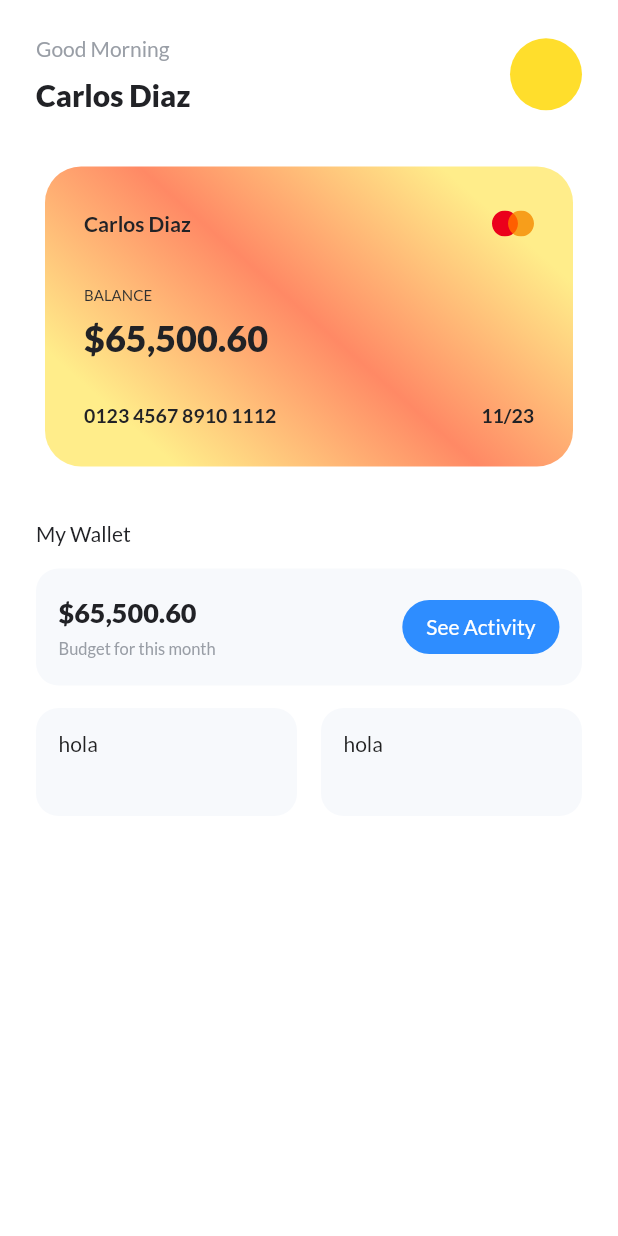
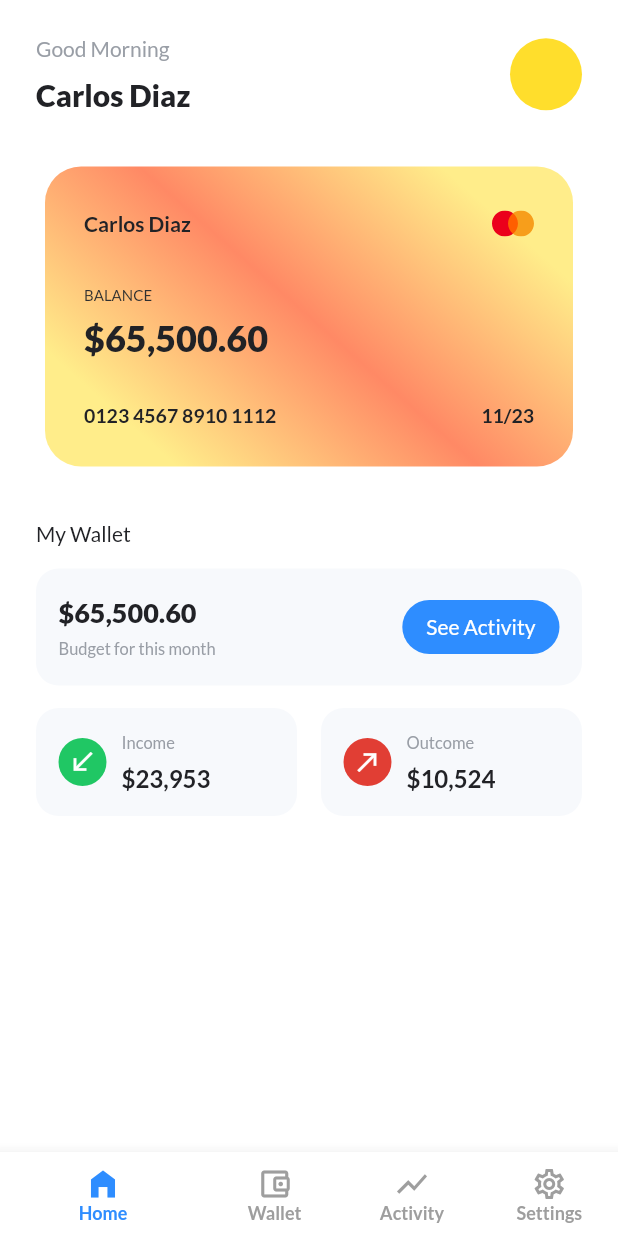
Before and after one commit to CarlosDiaz12/expenses-ui-challenge, a Flutter app: the screen it shows after launch, on a phone screen of 412 x 824 dp. Run offline on Flutter 3.47's test engine with Material 2 defaults, Android fonts, the phone set to English and light mode, and no system bars; our stand-ins replace flutter_svg, google_fonts.

Commit message:
💄 bottom navigation bar added, transaction types section done

```diff
--- a/lib/constants/app_constants.dart
+++ b/lib/constants/app_constants.dart
@@ -10,4 +10,10 @@ class AppConstants {
   static const titleTextColor = Color(0xFF212226);
   static const subtitleTextColor = Color(0xFF999EA6);
   static const yellowColor = Color(0xFFFFDE2C);
+  static const itemTextStyle = TextStyle(fontWeight: FontWeight.w600);
+  static const primaryTextStyle = TextStyle(
+    color: AppConstants.titleTextColor,
+    fontSize: 14,
+    fontWeight: FontWeight.w500,
+  );
 }
--- a/lib/pages/home_page.dart
+++ b/lib/pages/home_page.dart
@@ -1,8 +1,12 @@
 import 'package:expenses_ui_challenge/constants/app_constants.dart';
+import 'package:expenses_ui_challenge/widgets/bottom_navigation.dart';
 import 'package:expenses_ui_challenge/widgets/card_widget.dart';
 import 'package:expenses_ui_challenge/widgets/custom_box.dart';
 import 'package:expenses_ui_challenge/widgets/header.dart';
+import 'package:expenses_ui_challenge/widgets/muted_text.dart';
+import 'package:expenses_ui_challenge/widgets/transaction_type_box.dart';
 import 'package:flutter/material.dart';
+import 'dart:math' as math;
 
 class HomePage extends StatelessWidget {
   const HomePage({Key? key}) : super(key: key);
@@ -29,11 +33,7 @@ class HomePage extends StatelessWidget {
                   children: [
                     Text(
                       'My Wallet',
-                      style: TextStyle(
-                        color: AppConstants.titleTextColor,
-                        fontSize: 14,
-                        fontWeight: FontWeight.w500,
-                      ),
+                      style: AppConstants.primaryTextStyle,
                     ),
                     SizedBox(height: 15),
                     CustomBox(
@@ -52,14 +52,7 @@ class HomePage extends StatelessWidget {
                                 ),
                               ),
                               SizedBox(height: 6),
-                              Text(
-                                'Budget for this month',
-                                style: TextStyle(
-                                  color: AppConstants.subtitleTextColor,
-                                  fontSize: 11,
-                                  fontWeight: FontWeight.w500,
-                                ),
-                              ),
+                              MutedText(label: 'Budget for this month'),
                             ],
                           ),
                           ElevatedButton(
@@ -80,14 +73,20 @@ class HomePage extends StatelessWidget {
                     Row(
                       children: [
                         Flexible(
-                          child: CustomBox(
-                            child: Text('hola'),
+                          child: TransactionTypeBox(
+                            icon: Icons.south_west,
+                            title: 'Income',
+                            description: '\$23,953',
+                            circleColor: AppConstants.greenColor,
                           ),
                         ),
                         SizedBox(width: 16),
                         Flexible(
-                          child: CustomBox(
-                            child: Text('hola'),
+                          child: TransactionTypeBox(
+                            icon: Icons.north_east,
+                            title: 'Outcome',
+                            description: '\$10,524',
+                            circleColor: AppConstants.redColor,
                           ),
                         ),
                       ],
@@ -99,6 +98,7 @@ class HomePage extends StatelessWidget {
           ),
         ),
       ),
+      bottomNavigationBar: BottomNavigation(),
     );
   }
 }
--- /dev/null
+++ b/lib/pages/wallet_overview.dart
@@ -0,0 +1,10 @@
+import 'package:flutter/material.dart';
+
+class WalletOverview extends StatelessWidget {
+  const WalletOverview({Key? key}) : super(key: key);
+
+  @override
+  Widget build(BuildContext context) {
+    return Container();
+  }
+}
--- /dev/null
+++ b/lib/widgets/bottom_navigation.dart
@@ -0,0 +1,37 @@
+import 'package:expenses_ui_challenge/constants/app_constants.dart';
+import 'package:flutter/material.dart';
+
+class BottomNavigation extends StatelessWidget {
+  const BottomNavigation({Key? key}) : super(key: key);
+
+  @override
+  Widget build(BuildContext context) {
+    return BottomNavigationBar(
+      items: [
+        BottomNavigationBarItem(
+          icon: Icon(Icons.home_filled),
+          label: 'Home',
+        ),
+        BottomNavigationBarItem(
+          icon: Icon(Icons.account_balance_wallet_outlined),
+          label: 'Wallet',
+        ),
+        BottomNavigationBarItem(
+          icon: Icon(Icons.show_chart_outlined),
+          label: 'Activity',
+        ),
+        BottomNavigationBarItem(
+          icon: Icon(Icons.settings_outlined),
+          label: 'Settings',
+        ),
+      ],
+      currentIndex: 0,
+      showUnselectedLabels: true,
+      unselectedItemColor: Colors.grey,
+      selectedItemColor: AppConstants.blueColor,
+      selectedFontSize: 12.0,
+      selectedLabelStyle: AppConstants.itemTextStyle,
+      unselectedLabelStyle: AppConstants.itemTextStyle,
+    );
+  }
+}
--- /dev/null
+++ b/lib/widgets/muted_text.dart
@@ -0,0 +1,21 @@
+import 'package:expenses_ui_challenge/constants/app_constants.dart';
+import 'package:flutter/material.dart';
+
+class MutedText extends StatelessWidget {
+  final String label;
+  final double? customFontSize;
+  const MutedText({Key? key, required this.label, this.customFontSize})
+      : super(key: key);
+
+  @override
+  Widget build(BuildContext context) {
+    return Text(
+      label,
+      style: TextStyle(
+        color: AppConstants.subtitleTextColor,
+        fontSize: customFontSize ?? 11,
+        fontWeight: FontWeight.w500,
+      ),
+    );
+  }
+}
--- /dev/null
+++ b/lib/widgets/transaction_type_box.dart
@@ -0,0 +1,53 @@
+import 'package:expenses_ui_challenge/constants/app_constants.dart';
+import 'package:expenses_ui_challenge/widgets/custom_box.dart';
+import 'package:expenses_ui_challenge/widgets/muted_text.dart';
+import 'package:flutter/material.dart';
+
+class TransactionTypeBox extends StatelessWidget {
+  final IconData icon;
+  final String title;
+  final String description;
+  final Color circleColor;
+  const TransactionTypeBox({
+    Key? key,
+    required this.icon,
+    required this.title,
+    required this.description,
+    required this.circleColor,
+  }) : super(key: key);
+
+  @override
+  Widget build(BuildContext context) {
+    return CustomBox(
+      child: Row(
+        crossAxisAlignment: CrossAxisAlignment.center,
+        children: [
+          CircleAvatar(
+            radius: 16,
+            backgroundColor: circleColor,
+            child: Icon(
+              icon,
+              color: Colors.white,
+              size: 20,
+            ),
+          ),
+          SizedBox(width: 10),
+          Column(
+            crossAxisAlignment: CrossAxisAlignment.start,
+            children: [
+              MutedText(label: title),
+              SizedBox(height: 8),
+              Text(
+                description,
+                style: AppConstants.primaryTextStyle.copyWith(
+                  fontWeight: FontWeight.w700,
+                  fontSize: 16,
+                ),
+              ),
+            ],
+          )
+        ],
+      ),
+    );
+  }
+}
```
